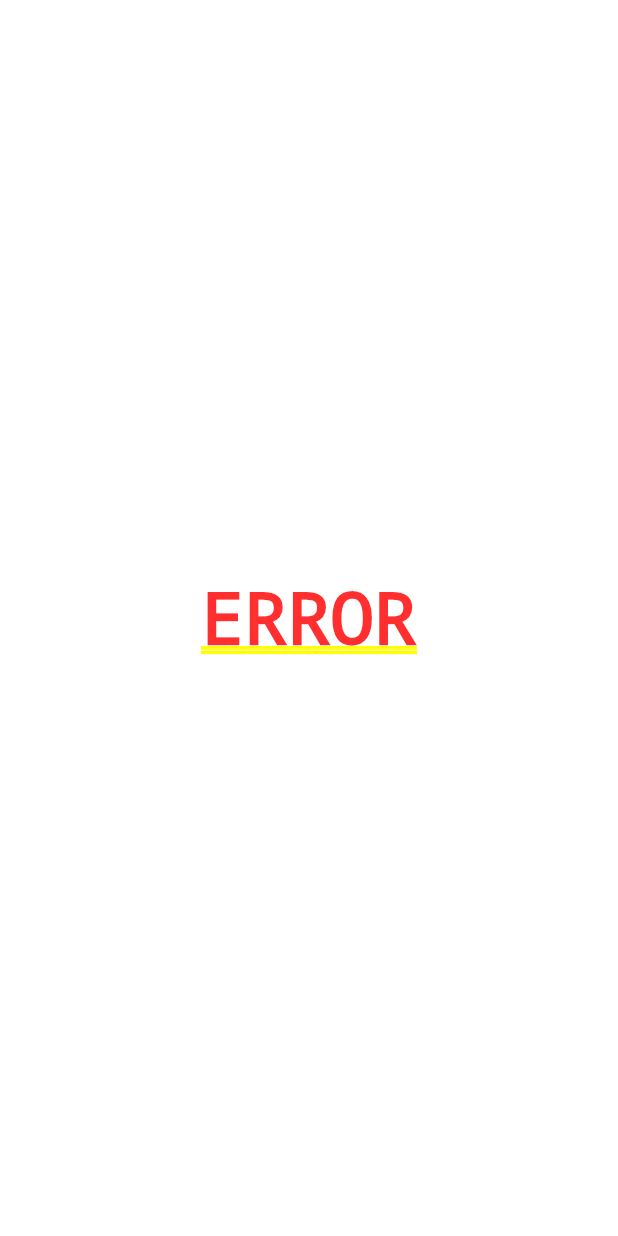
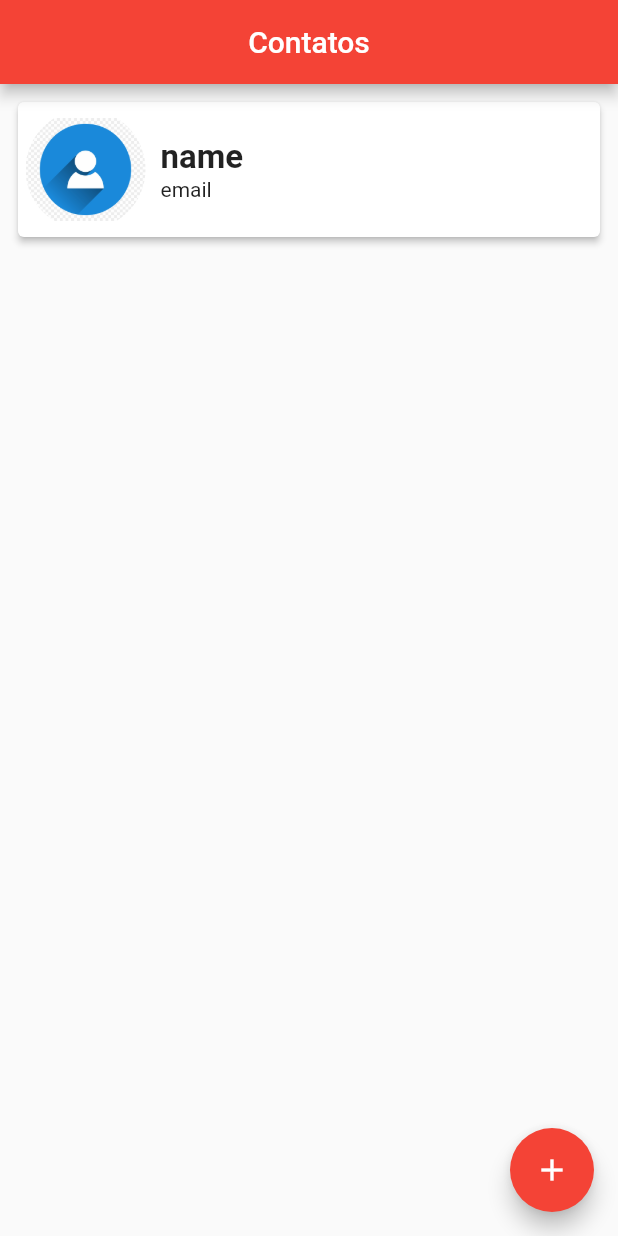
Before and after one commit to projEduardoValencio/agenda-de-contatos, a Flutter app: the screen it shows after launch, on a phone screen of 412 x 824 dp. Run offline on Flutter 3.47's test engine with Material 2 defaults, Android fonts, the phone set to English and light mode, and no system bars; our stand-ins replace sqflite; accounts and stored records are empty.

Commit message:
correção do problema retornando contacts no future loadContacts

```diff
--- a/lib/src/views/home_page.dart
+++ b/lib/src/views/home_page.dart
@@ -24,8 +24,10 @@ class _HomePageState extends State<HomePage> {
     loadContacts();
   }
 
+  //METODOS=====================================================================
   Future loadContacts() async {
-    await cHelper.getAllContacts().then((value) => contacts = value!);
+    return contacts = await cHelper.getAllContacts() ??
+        [Contact(name: 'name', email: 'email', phone: 'phone', img: 'img')];
   }
 
   //BUILDER=====================================================================
@@ -33,7 +35,6 @@ class _HomePageState extends State<HomePage> {
   Widget build(BuildContext context) {
     return FutureBuilder(
       future: loadContacts(),
-      initialData: Center(child: CircularProgressIndicator()),
       builder: (BuildContext context, AsyncSnapshot snapshot) {
         if (snapshot.hasData) {
           return homePageWidget();
@@ -52,6 +53,7 @@ class _HomePageState extends State<HomePage> {
 
   //WIDGETS====================================================================
   SafeArea homePageWidget() {
+    print("heelo ");
     return SafeArea(
       child: Scaffold(
         appBar: AppBar(
```
